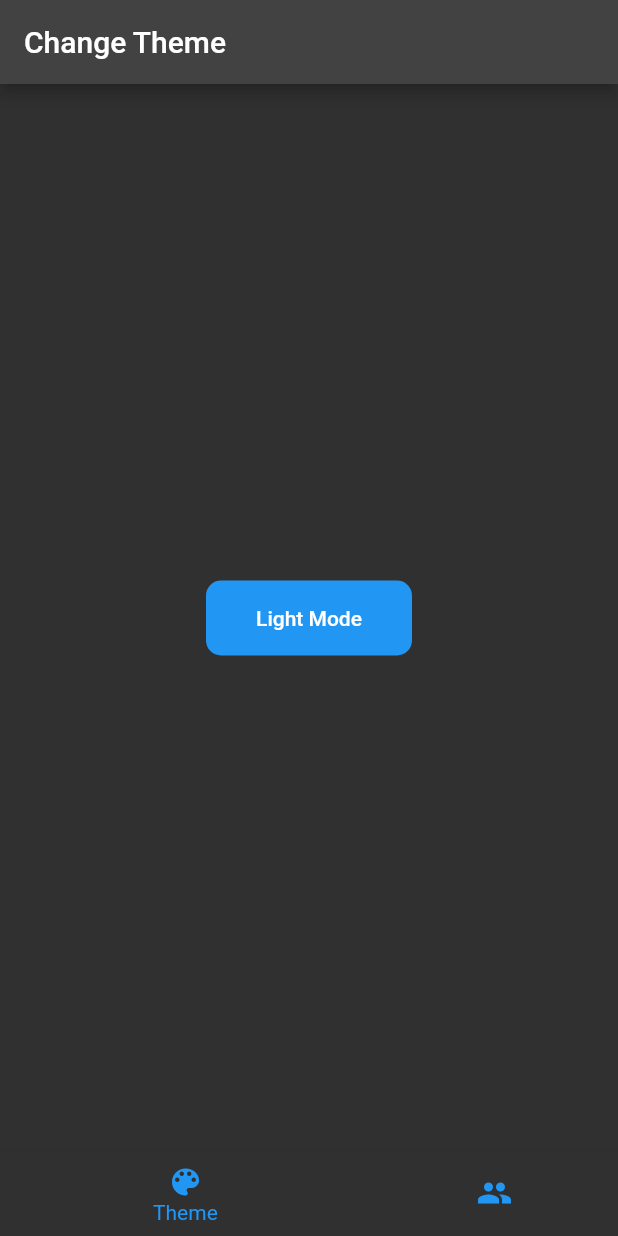
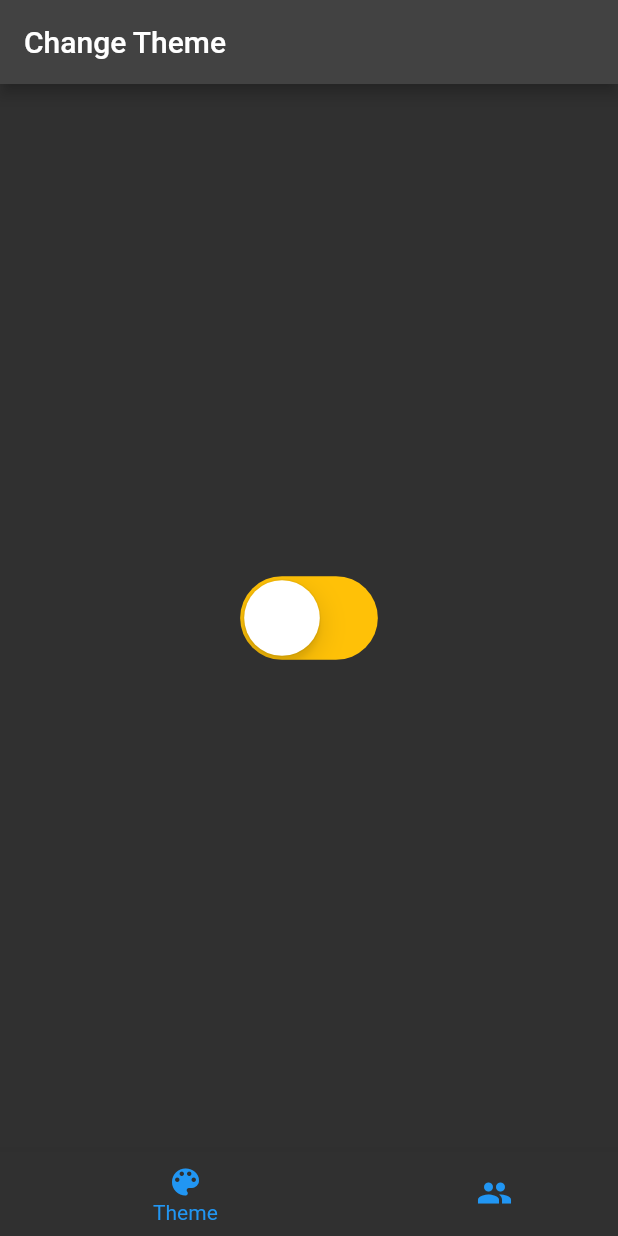
Before and after one commit to yabakhar/Fiamane, a Flutter app: the screen it shows after launch, on a phone screen of 412 x 824 dp. Run offline on Flutter 3.47's test engine with Material 2 defaults, Android fonts, the phone set to English and light mode, and no system bars; our stand-ins replace dartz, dio, equatable, shared_preferences.

Commit message:
Change TextButton by ToggleButton

```diff
--- a/lib/features/dashboard/Views/change_theme.dart
+++ b/lib/features/dashboard/Views/change_theme.dart
@@ -1,3 +1,4 @@
+import 'package:flutter/cupertino.dart';
 import 'package:flutter/material.dart';
 import 'package:provider/provider.dart';
 
@@ -15,24 +16,16 @@ class ChangeTheme extends StatelessWidget {
       appBar: AppBar(title: const Text("Change Theme")),
       body: Container(
         alignment: Alignment.center,
-        child: TextButton(
-          onPressed: () {
-            dashboardViewModel.isDark = !dashboardViewModel.isDark;
-          },
-          child: Container(
-            decoration: BoxDecoration(
-              borderRadius: BorderRadius.circular(10),
-              color: Colors.blue,
-            ),
-            alignment: Alignment.center,
-            height: 50,
-            width: size.width / 3,
-            child: Text(
-              (dashboardViewModel.isDark) ? "Dark Mode" : "Light Mode",
-              style: const TextStyle(
-                color: Colors.white,
-              ),
-            ),
+        child: Transform.scale(
+          scale: 1.8,
+          child: CupertinoSwitch(
+            value: dashboardViewModel.isDark,
+            trackColor: Colors.amber,
+            thumbColor: Colors.white,
+            activeColor: Colors.black,
+            onChanged: (value) {
+              dashboardViewModel.isDark = value;
+            },
           ),
         ),
       ),
```
Also changed, not shown: 1 other file.
